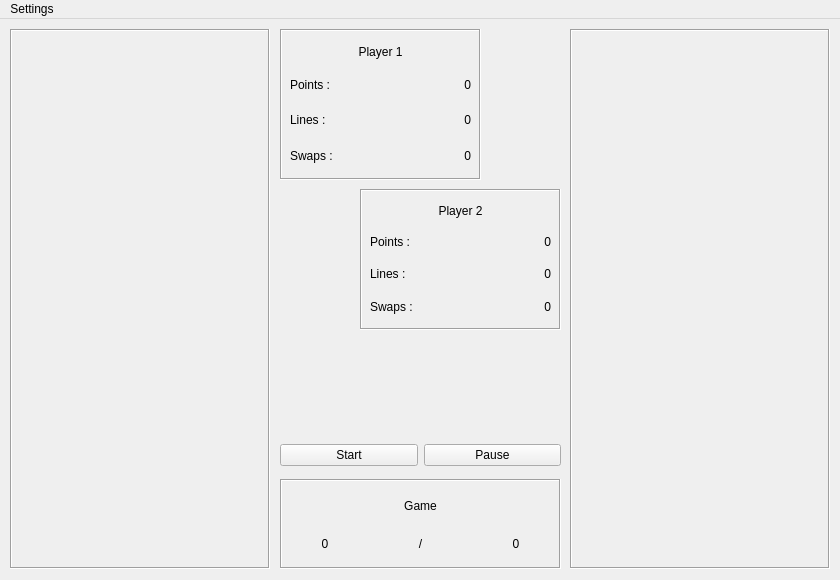
Qt form mainwindow.ui (stfbnc/QTetris) before a commit.
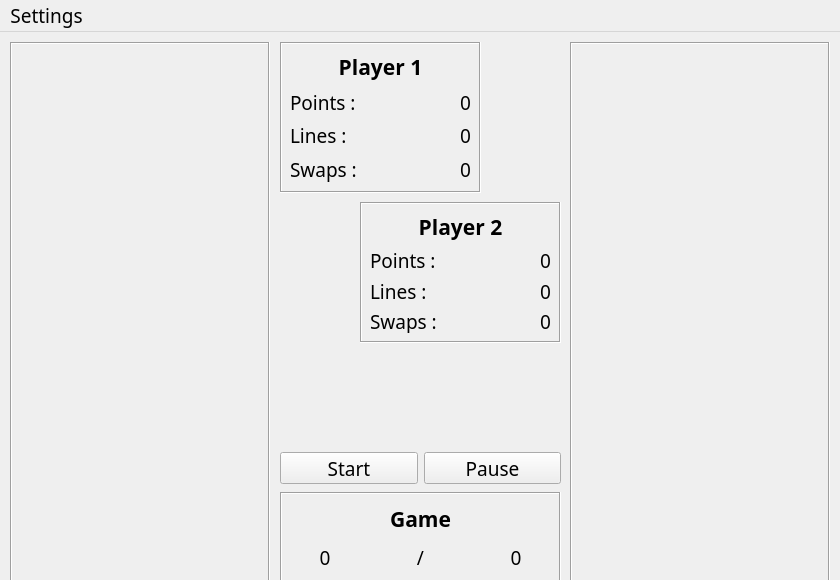
The same form after that commit. Custom widgets are drawn as their Qt base class.

Diff of the .ui file:
```diff
--- a/mainwindow.ui
+++ b/mainwindow.ui
@@ -24,6 +24,8 @@
   </property>
   <property name="font">
    <font>
+    <family>Dyuthi</family>
+    <pointsize>14</pointsize>
     <kerning>true</kerning>
    </font>
   </property>
@@ -81,6 +83,13 @@
     <layout class="QHBoxLayout" name="horizontalLayout">
      <item>
       <widget class="QPushButton" name="startButton">
+       <property name="font">
+        <font>
+         <family>Dyuthi</family>
+         <pointsize>14</pointsize>
+         <kerning>true</kerning>
+        </font>
+       </property>
        <property name="focusPolicy">
         <enum>Qt::NoFocus</enum>
        </property>
@@ -91,6 +100,13 @@
      </item>
      <item>
       <widget class="QPushButton" name="pauseButton">
+       <property name="font">
+        <font>
+         <family>Dyuthi</family>
+         <pointsize>14</pointsize>
+         <kerning>true</kerning>
+        </font>
+       </property>
        <property name="focusPolicy">
         <enum>Qt::NoFocus</enum>
        </property>
@@ -149,7 +165,7 @@
      <enum>QFrame::Sunken</enum>
     </property>
    </widget>
-   <widget class="QWidget" name="">
+   <widget class="QWidget" name="layoutWidget">
     <property name="geometry">
      <rect>
       <x>280</x>
@@ -161,6 +177,15 @@
     <layout class="QVBoxLayout" name="verticalLayout_3" stretch="0,0">
      <item>
       <widget class="QLabel" name="label_game">
+       <property name="font">
+        <font>
+         <family>Dyuthi</family>
+         <pointsize>16</pointsize>
+         <weight>75</weight>
+         <bold>true</bold>
+         <kerning>true</kerning>
+        </font>
+       </property>
        <property name="styleSheet">
         <string notr="true">font: bold large &quot;Times New Roman&quot;</string>
        </property>
@@ -176,6 +201,13 @@
       <layout class="QHBoxLayout" name="horizontalLayout_2">
        <item>
         <widget class="QLabel" name="game_count_1">
+         <property name="font">
+          <font>
+           <family>Dyuthi</family>
+           <pointsize>14</pointsize>
+           <kerning>true</kerning>
+          </font>
+         </property>
          <property name="text">
           <string>0</string>
          </property>
@@ -186,6 +218,13 @@
        </item>
        <item>
         <widget class="QLabel" name="game_count_sep">
+         <property name="font">
+          <font>
+           <family>Dyuthi</family>
+           <pointsize>14</pointsize>
+           <kerning>true</kerning>
+          </font>
+         </property>
          <property name="text">
           <string>/</string>
          </property>
@@ -196,6 +235,13 @@
        </item>
        <item>
         <widget class="QLabel" name="game_count_2">
+         <property name="font">
+          <font>
+           <family>Dyuthi</family>
+           <pointsize>14</pointsize>
+           <kerning>true</kerning>
+          </font>
+         </property>
          <property name="text">
           <string>0</string>
          </property>
@@ -208,7 +254,7 @@
      </item>
     </layout>
    </widget>
-   <widget class="QWidget" name="">
+   <widget class="QWidget" name="layoutWidget">
     <property name="geometry">
      <rect>
       <x>290</x>
@@ -220,6 +266,16 @@
     <layout class="QVBoxLayout" name="verticalLayout_6" stretch="1,4">
      <item>
       <widget class="QLabel" name="label_7">
+       <property name="font">
+        <font>
+         <family>Dyuthi</family>
+         <pointsize>16</pointsize>
+         <weight>75</weight>
+         <italic>false</italic>
+         <bold>true</bold>
+         <kerning>true</kerning>
+        </font>
+       </property>
        <property name="styleSheet">
         <string notr="true">font: bold large &quot;Times New Roman&quot;</string>
        </property>
@@ -237,6 +293,13 @@
         <layout class="QVBoxLayout" name="verticalLayout_4">
          <item>
           <widget class="QLabel" name="label">
+           <property name="font">
+            <font>
+             <family>Dyuthi</family>
+             <pointsize>14</pointsize>
+             <kerning>true</kerning>
+            </font>
+           </property>
            <property name="text">
             <string>Points :</string>
            </property>
@@ -244,6 +307,13 @@
          </item>
          <item>
           <widget class="QLabel" name="label_2">
+           <property name="font">
+            <font>
+             <family>Dyuthi</family>
+             <pointsize>14</pointsize>
+             <kerning>true</kerning>
+            </font>
+           </property>
            <property name="text">
             <string>Lines :</string>
            </property>
@@ -251,6 +321,13 @@
          </item>
          <item>
           <widget class="QLabel" name="label_3">
+           <property name="font">
+            <font>
+             <family>Dyuthi</family>
+             <pointsize>14</pointsize>
+             <kerning>true</kerning>
+            </font>
+           </property>
            <property name="text">
             <string>Swaps :</string>
            </property>
@@ -262,6 +339,13 @@
         <layout class="QVBoxLayout" name="verticalLayout">
          <item>
           <widget class="QLabel" name="player_1_points">
+           <property name="font">
+            <font>
+             <family>Dyuthi</family>
+             <pointsize>14</pointsize>
+             <kerning>true</kerning>
+            </font>
+           </property>
            <property name="text">
             <string>0</string>
            </property>
@@ -272,6 +356,13 @@
          </item>
          <item>
           <widget class="QLabel" name="player_1_lines">
+           <property name="font">
+            <font>
+             <family>Dyuthi</family>
+             <pointsize>14</pointsize>
+             <kerning>true</kerning>
+            </font>
+           </property>
            <property name="text">
             <string>0</string>
            </property>
@@ -282,6 +373,13 @@
          </item>
          <item>
           <widget class="QLabel" name="player_1_swap">
+           <property name="font">
+            <font>
+             <family>Dyuthi</family>
+             <pointsize>14</pointsize>
+             <kerning>true</kerning>
+            </font>
+           </property>
            <property name="text">
             <string>0</string>
            </property>
@@ -296,7 +394,7 @@
      </item>
     </layout>
    </widget>
-   <widget class="QWidget" name="">
+   <widget class="QWidget" name="layoutWidget">
     <property name="geometry">
      <rect>
       <x>370</x>
@@ -308,6 +406,16 @@
     <layout class="QVBoxLayout" name="verticalLayout_7" stretch="1,4">
      <item>
       <widget class="QLabel" name="label_8">
+       <property name="font">
+        <font>
+         <family>Dyuthi</family>
+         <pointsize>16</pointsize>
+         <weight>75</weight>
+         <italic>false</italic>
+         <bold>true</bold>
+         <kerning>true</kerning>
+        </font>
+       </property>
        <property name="styleSheet">
         <string notr="true">font: bold large &quot;Times New Roman&quot;</string>
        </property>
@@ -325,6 +433,13 @@
         <layout class="QVBoxLayout" name="verticalLayout_5">
          <item>
           <widget class="QLabel" name="label_4">
+           <property name="font">
+            <font>
+             <family>Dyuthi</family>
+             <pointsize>14</pointsize>
+             <kerning>true</kerning>
+            </font>
+           </property>
            <property name="text">
             <string>Points :</string>
            </property>
@@ -332,6 +447,13 @@
          </item>
          <item>
           <widget class="QLabel" name="label_5">
+           <property name="font">
+            <font>
+             <family>Dyuthi</family>
+             <pointsize>14</pointsize>
+             <kerning>true</kerning>
+            </font>
+           </property>
            <property name="text">
             <string>Lines :</string>
            </property>
@@ -339,6 +461,13 @@
          </item>
          <item>
           <widget class="QLabel" name="label_6">
+           <property name="font">
+            <font>
+             <family>Dyuthi</family>
+             <pointsize>14</pointsize>
+             <kerning>true</kerning>
+            </font>
+           </property>
            <property name="text">
             <string>Swaps :</string>
            </property>
@@ -350,6 +479,13 @@
         <layout class="QVBoxLayout" name="verticalLayout_2">
          <item>
           <widget class="QLabel" name="player_2_points">
+           <property name="font">
+            <font>
+             <family>Dyuthi</family>
+             <pointsize>14</pointsize>
+             <kerning>true</kerning>
+            </font>
+           </property>
            <property name="layoutDirection">
             <enum>Qt::LeftToRight</enum>
            </property>
@@ -363,6 +499,13 @@
          </item>
          <item>
           <widget class="QLabel" name="player_2_lines">
+           <property name="font">
+            <font>
+             <family>Dyuthi</family>
+             <pointsize>14</pointsize>
+             <kerning>true</kerning>
+            </font>
+           </property>
            <property name="text">
             <string>0</string>
            </property>
@@ -373,6 +516,13 @@
          </item>
          <item>
           <widget class="QLabel" name="player_2_swap">
+           <property name="font">
+            <font>
+             <family>Dyuthi</family>
+             <pointsize>14</pointsize>
+             <kerning>true</kerning>
+            </font>
+           </property>
            <property name="text">
             <string>0</string>
            </property>
@@ -394,7 +544,7 @@
      <x>0</x>
      <y>0</y>
      <width>840</width>
-     <height>22</height>
+     <height>25</height>
     </rect>
    </property>
    <widget class="QMenu" name="menuSettings">
```
Left out of the diff: 6 changed lines with no effect on the pictures.
